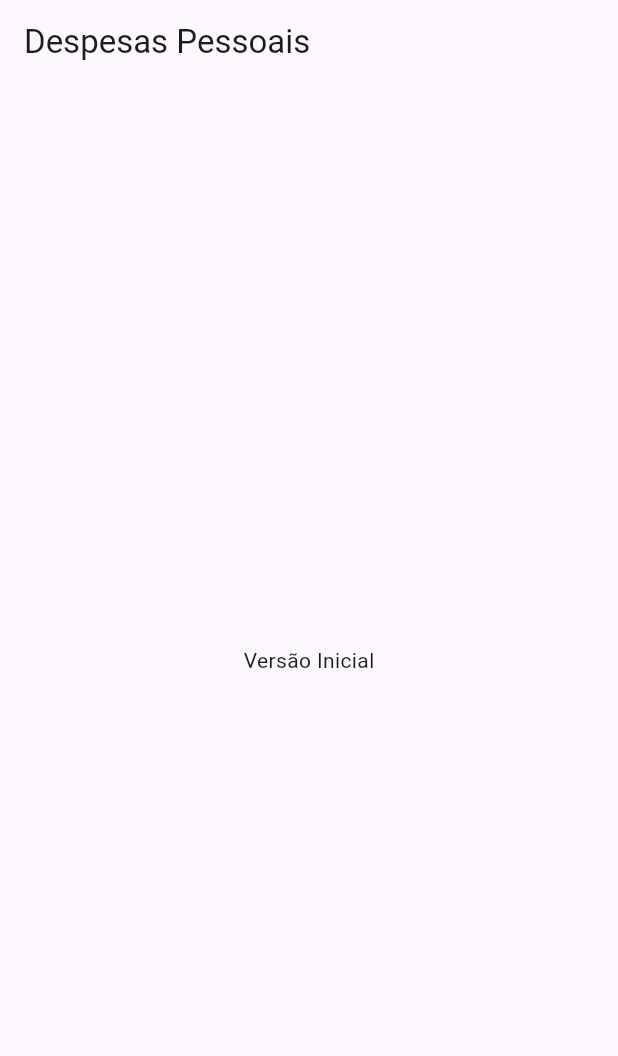
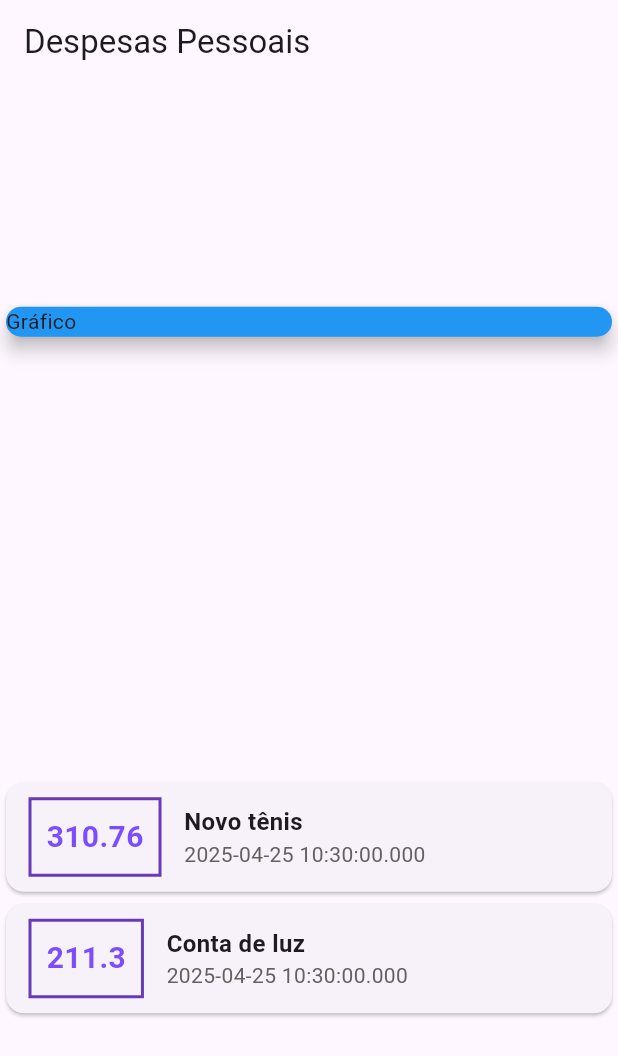
Before and after one commit to MicheleGiane9/Despesas-Pessoais, a Flutter app: the screen it shows after launch, on a phone screen of 412 x 824 dp. Shown: the top 1056 px of the screen. Run offline on Flutter 3.47's test engine with Material 3 defaults, Android fonts, the phone set to English and light mode, and no system bars.

Commit message:
Atualização

```diff
--- a/lib/main.dart
+++ b/lib/main.dart
@@ -1,8 +1,10 @@
 import 'package:flutter/material.dart';
+import 'models/transaction.dart';
 
 main() => runApp(DespesasPessoaisApp());
 
 class DespesasPessoaisApp extends StatelessWidget {
+  const DespesasPessoaisApp({Key? key}) : super(key: key);
   @override
   Widget build(BuildContext context) {
     return MaterialApp(home: MyHomePage());
@@ -10,11 +12,87 @@ class DespesasPessoaisApp extends StatelessWidget {
 }
 
 class MyHomePage extends StatelessWidget {
+  MyHomePage({Key? key}) : super(key: key);
+  final _transactions = [
+    Transaction(
+      id: 't1',
+      title: 'Novo tênis',
+      value: 310.76,
+      date: DateTime.now(),
+    ),
+    Transaction(
+      id: 't2',
+      title: 'Conta de luz',
+      value: 211.30,
+      date: DateTime.now(),
+    ),
+  ];
+
   @override
   Widget build(BuildContext context) {
     return Scaffold(
       appBar: AppBar(title: Text('Despesas Pessoais')),
-      body: Center(child: Text('Versão Inicial')),
+      body: Column(
+        mainAxisAlignment: MainAxisAlignment.spaceAround,
+        crossAxisAlignment: CrossAxisAlignment.stretch,
+        children: <Widget>[
+          Container(
+            child: Card(
+              color: Colors.blue,
+              child: Text('Gráfico'),
+              elevation: 5,
+            ),
+          ),
+          Column(
+            children:
+                _transactions.map((tr) {
+                  return Card(
+                    child: Row(
+                      children: <Widget>[
+                        Container(
+                          margin: EdgeInsets.symmetric(
+                            horizontal: 15,
+                            vertical: 10,
+                          ),
+                          decoration: BoxDecoration(
+                            border: Border.all(
+                              color: Colors.deepPurple,
+                              width: 2,
+                            ),
+                          ),
+                          padding: EdgeInsets.all(10),
+                          child: Text(
+                            tr.value.toString(),
+                            style: TextStyle(
+                              fontWeight: FontWeight.bold,
+                              fontSize: 20,
+                              color: Colors.deepPurpleAccent,
+                            ),
+                          ),
+                        ),
+                        Column(
+                          crossAxisAlignment: CrossAxisAlignment.start,
+                          children: <Widget>[
+                            Text(
+                              tr.title,
+                              style: TextStyle(
+                                fontSize: 16,
+                                fontWeight: FontWeight.bold,
+                              ),
+                            ),
+                            Text(
+                              tr.date.toString(),
+                              style: TextStyle(color: Colors.grey[700]),
+                            ),
+                          ],
+                        ),
+                      ],
+                    ),
+                  );
+                }).toList(),
+          ),
+        ],
+      ),
     );
   }
 }
--- /dev/null
+++ b/lib/models/transaction.dart
@@ -0,0 +1,15 @@
+import 'package:flutter/foundation.dart';
+
+class Transaction {
+  final String id;
+  final String title;
+  final double value;
+  final DateTime date;
+
+  Transaction({
+    required this.id,
+    required this.title,
+    required this.value,
+    required this.date,
+  });
+}
```
